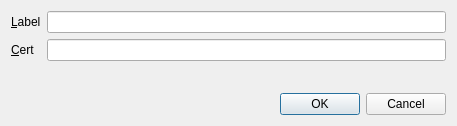
Qt form src/qt/forms/editcertdialog.ui (syscoin/syscoin1) before a commit.
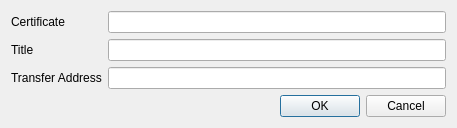
The same form after that commit.

Commit message:
create Certificate GUI in QT
cert gui for QT including model controller and views similar to alias.

Patch:
```diff
--- a/src/qt/forms/editcertdialog.ui
+++ b/src/qt/forms/editcertdialog.ui
@@ -22,7 +22,7 @@
      <item row="0" column="0">
       <widget class="QLabel" name="label">
        <property name="text">
-        <string>&amp;Label</string>
+        <string>Certificate</string>
        </property>
        <property name="buddy">
         <cstring>labelEdit</cstring>
@@ -30,7 +30,7 @@
       </widget>
      </item>
      <item row="0" column="1">
-      <widget class="QLineEdit" name="labelEdit">
+      <widget class="QLineEdit" name="certEdit">
        <property name="toolTip">
         <string>The value associated with this certificate.</string>
        </property>
@@ -39,7 +39,7 @@
      <item row="1" column="0">
       <widget class="QLabel" name="label_2">
        <property name="text">
-        <string>&amp;Cert</string>
+        <string>Title</string>
        </property>
        <property name="buddy">
         <cstring>certEdit</cstring>
@@ -47,12 +47,22 @@
       </widget>
      </item>
      <item row="1" column="1">
-      <widget class="QLineEdit" name="certEdit">
+      <widget class="QLineEdit" name="nameEdit">
        <property name="toolTip">
         <string>The certificate name.</string>
        </property>
       </widget>
      </item>
+     <item row="2" column="0">
+      <widget class="QLabel" name="transferLabel">
+       <property name="text">
+        <string>Transfer Address</string>
+       </property>
+      </widget>
+     </item>
+     <item row="2" column="1">
+      <widget class="QLineEdit" name="transferEdit"/>
+     </item>
     </layout>
    </item>
    <item>
```
Left out of the diff: 6 changed lines with no effect on the pictures. The commit also changes 23 other files.
